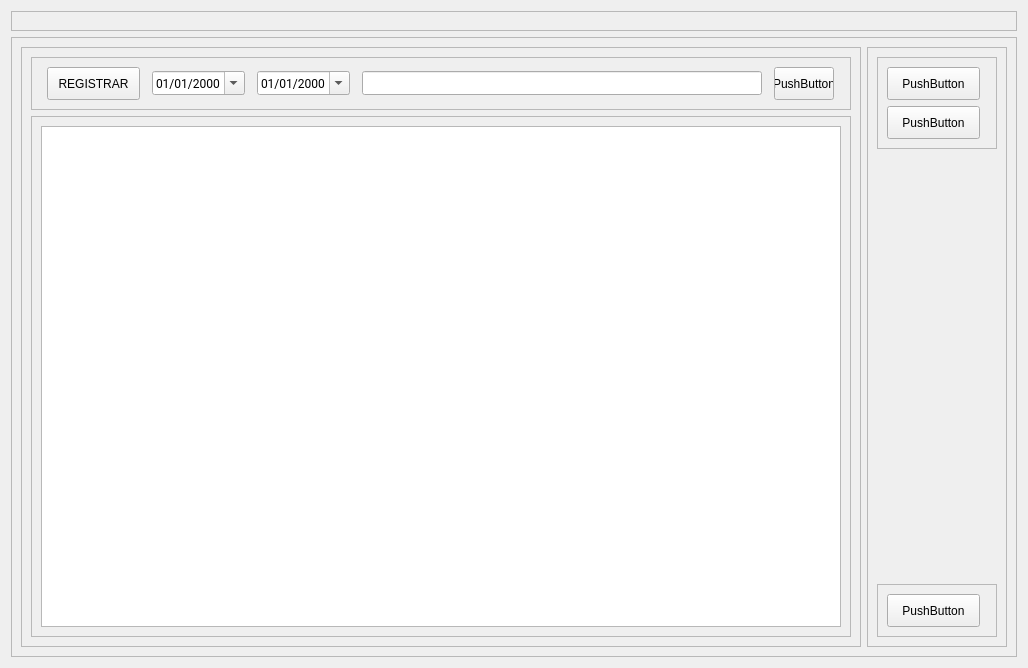
The window that PATP/asset_ctrl/templates/interfaces/bag.ui (eduardogm22/controle_patrimonio) describes before a commit, drawn with Qt 5.
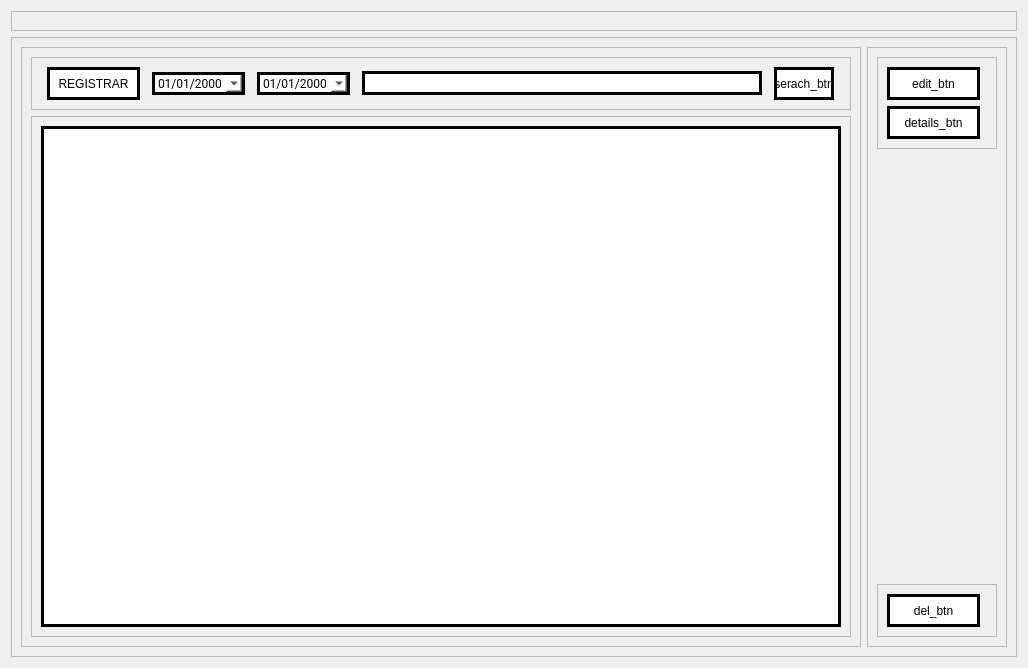
The same window after the commit.

```diff
--- a/PATP/asset_ctrl/templates/interfaces/bag.ui
+++ b/PATP/asset_ctrl/templates/interfaces/bag.ui
@@ -78,6 +78,13 @@
                 <height>33</height>
                </size>
               </property>
+              <property name="cursor">
+               <cursorShape>PointingHandCursor</cursorShape>
+              </property>
+              <property name="styleSheet">
+               <string notr="true">background-color:white;	
+border:3px solid black;</string>
+              </property>
               <property name="text">
                <string>REGISTRAR</string>
               </property>
@@ -97,6 +104,10 @@
                 <pointsize>9</pointsize>
                </font>
               </property>
+              <property name="styleSheet">
+               <string notr="true">background-color:white;	
+border:3px solid black;</string>
+              </property>
               <property name="alignment">
                <set>Qt::AlignCenter</set>
               </property>
@@ -125,6 +136,10 @@
                 <kerning>true</kerning>
                </font>
               </property>
+              <property name="styleSheet">
+               <string notr="true">background-color:white;	
+border:3px solid black;</string>
+              </property>
               <property name="alignment">
                <set>Qt::AlignCenter</set>
               </property>
@@ -150,6 +165,10 @@
                 <height>24</height>
                </size>
               </property>
+              <property name="styleSheet">
+               <string notr="true">background-color:white;	
+border:3px solid black;</string>
+              </property>
              </widget>
             </item>
             <item>
@@ -166,8 +185,15 @@
                 <height>33</height>
                </size>
               </property>
+              <property name="cursor">
+               <cursorShape>PointingHandCursor</cursorShape>
+              </property>
+              <property name="styleSheet">
+               <string notr="true">background-color:white;	
+border:3px solid black;</string>
+              </property>
               <property name="text">
-               <string>PushButton</string>
+               <string>serach_btn</string>
               </property>
              </widget>
             </item>
@@ -191,6 +217,10 @@
                 <height>501</height>
                </size>
               </property>
+              <property name="styleSheet">
+               <string notr="true">background-color:white;	
+border:3px solid black;</string>
+              </property>
               <property name="showGrid">
                <bool>true</bool>
               </property>
@@ -255,8 +285,15 @@
                 <height>33</height>
                </size>
               </property>
+              <property name="cursor">
+               <cursorShape>PointingHandCursor</cursorShape>
+              </property>
+              <property name="styleSheet">
+               <string notr="true">background-color:white;	
+border:3px solid black;</string>
+              </property>
               <property name="text">
-               <string>PushButton</string>
+               <string>edit_btn</string>
               </property>
              </widget>
             </item>
@@ -274,8 +311,15 @@
                 <height>33</height>
                </size>
               </property>
+              <property name="cursor">
+               <cursorShape>PointingHandCursor</cursorShape>
+              </property>
+              <property name="styleSheet">
+               <string notr="true">background-color:white;	
+border:3px solid black;</string>
+              </property>
               <property name="text">
-               <string>PushButton</string>
+               <string>details_btn</string>
               </property>
              </widget>
             </item>
@@ -311,8 +355,15 @@
                 <height>33</height>
                </size>
               </property>
+              <property name="cursor">
+               <cursorShape>PointingHandCursor</cursorShape>
+              </property>
+              <property name="styleSheet">
+               <string notr="true">background-color:white;	
+border:3px solid black;</string>
+              </property>
               <property name="text">
-               <string>PushButton</string>
+               <string>del_btn</string>
               </property>
              </widget>
             </item>
```
